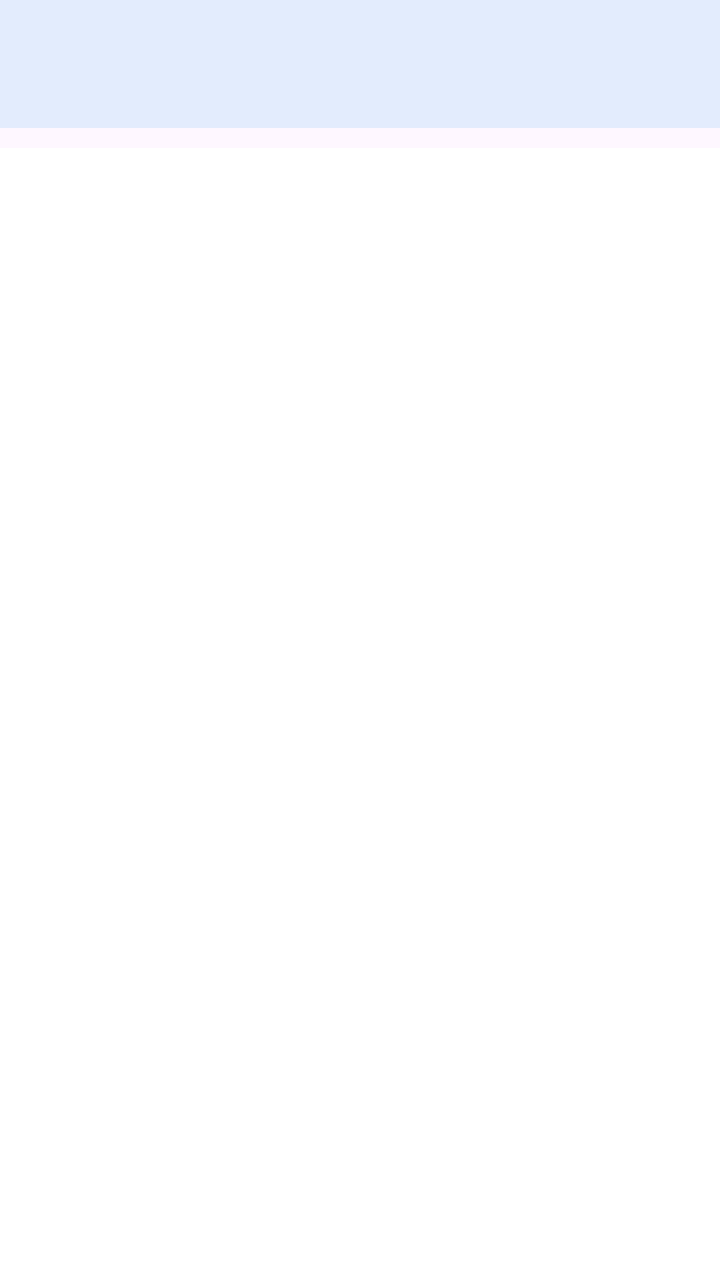
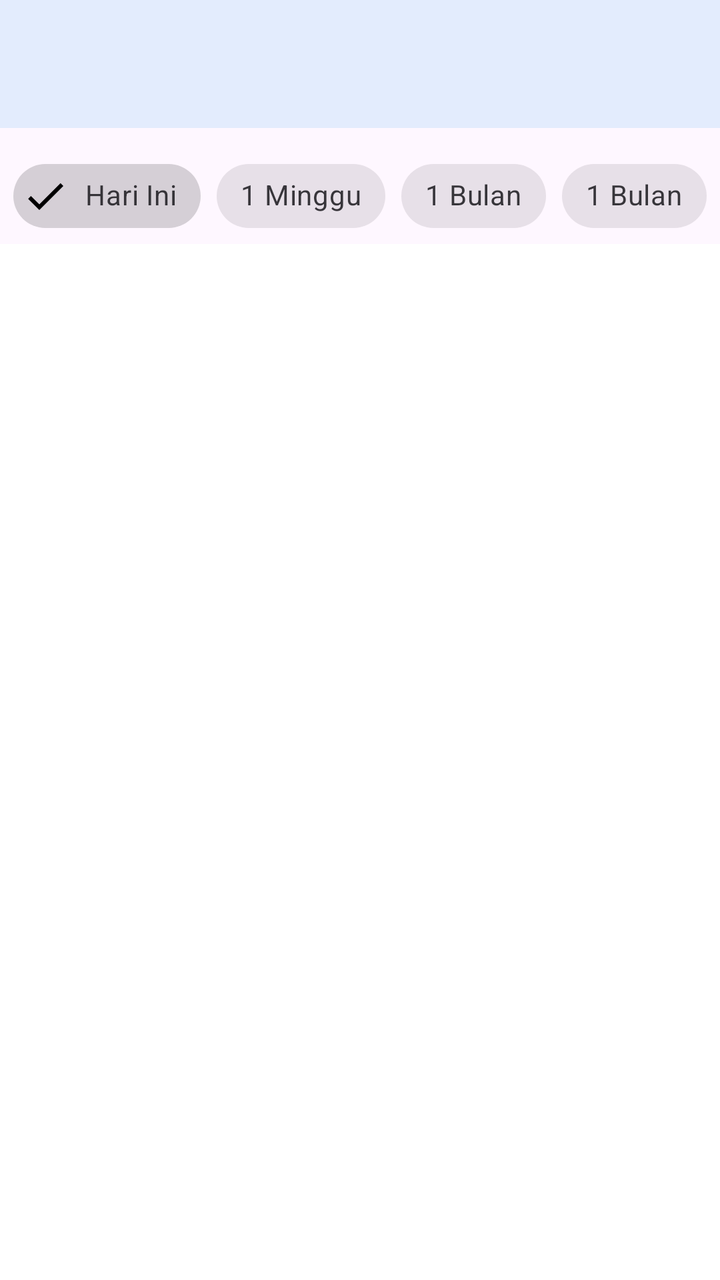

Compare the two renders of this Android layout. The source of the first and the diff that turns it into the second are given below.
<!-- AndroidManifest.xml: application theme Theme.Projek_Marcel -->
<!-- res/layout/fragment_history.xml -->
<?xml version="1.0" encoding="utf-8"?>
<androidx.coordinatorlayout.widget.CoordinatorLayout
    xmlns:android="http://schemas.android.com/apk/res/android"
    xmlns:app="http://schemas.android.com/apk/res-auto"
    xmlns:tools="http://schemas.android.com/tools"
    android:layout_width="match_parent"
    android:layout_height="match_parent"
    android:background="@color/white"
    tools:context=".History.HistoryFragment">

    <com.google.android.material.appbar.AppBarLayout
        android:id="@+id/appBarLayout"
        android:layout_width="match_parent"
        android:textColor="@color/black"

        android:layout_height="wrap_content"
        android:theme="@style/ThemeOverlay.AppCompat.Dark.ActionBar">
        <androidx.appcompat.widget.Toolbar
            android:id="@+id/toolbar"
            android:layout_width="match_parent"
            android:layout_height="?attr/actionBarSize"
            android:background="?attr/colorPrimary"
            android:backgroundTint="@color/background_color"
            app:layout_scrollFlags="scroll|enterAlways"
            android:layout_marginBottom="10dp"

            app:titleTextColor="@android:color/black" />
    </com.google.android.material.appbar.AppBarLayout>

    <ListView
        android:id="@+id/listViewItems"
        android:layout_width="match_parent"
        android:layout_height="match_parent"
        android:divider="@null"
        android:dividerHeight="0dp"
        app:layout_behavior="@string/appbar_scrolling_view_behavior" />

</androidx.coordinatorlayout.widget.CoordinatorLayout>
<!-- resources referenced by this layout -->
<resources>
  <color name="background_color">#E3ECFD</color>
  <color name="black">#FF000000</color>
  <color name="white">#FFFFFFFF</color>
  <style name="Theme.Projek_Marcel" parent="Base.Theme.Projek_Marcel" />
  <style name="Base.Theme.Projek_Marcel" parent="Theme.Material3.DayNight.NoActionBar">
          
          
      </style>
</resources>

<!-- the commit's change to res/layout/fragment_history.xml (unified diff, before → after) -->
@@ -25,6 +25,45 @@
             android:layout_marginBottom="10dp"
 
             app:titleTextColor="@android:color/black" />
+        <com.google.android.material.chip.ChipGroup
+            android:id="@+id/chipGroupFilter"
+            android:layout_width="wrap_content"
+            android:layout_height="wrap_content"
+            android:layout_gravity="center"
+            android:layout_marginTop="0dp"
+            app:layout_constraintEnd_toEndOf="parent"
+            app:layout_constraintStart_toStartOf="parent"
+            app:layout_constraintTop_toBottomOf="@+id/background_header"
+            app:singleSelection="true">
+
+            <com.google.android.material.chip.Chip
+                android:id="@+id/chipHariIni"
+                style="@style/Widget.MaterialComponents.Chip.Filter"
+                android:layout_width="wrap_content"
+                android:layout_height="wrap_content"
+                android:checked="true"
+                android:text="Hari Ini" />
+
+            <com.google.android.material.chip.Chip
+                android:id="@+id/chipMingguan"
+                style="@style/Widget.MaterialComponents.Chip.Filter"
+                android:layout_width="wrap_content"
+                android:layout_height="wrap_content"
+                android:text="1 Minggu" />
+
+            <com.google.android.material.chip.Chip
+                android:id="@+id/chipBulanan"
+                style="@style/Widget.MaterialComponents.Chip.Filter"
+                android:layout_width="wrap_content"
+                android:layout_height="wrap_content"
+                android:text="1 Bulan" />
+            <com.google.android.material.chip.Chip
+                android:id="@+id/chipTahunan"
+                style="@style/Widget.MaterialComponents.Chip.Filter"
+                android:layout_width="wrap_content"
+                android:layout_height="wrap_content"
+                android:text="1 Bulan" />
+        </com.google.android.material.chip.ChipGroup>
     </com.google.android.material.appbar.AppBarLayout>
 
     <ListView
